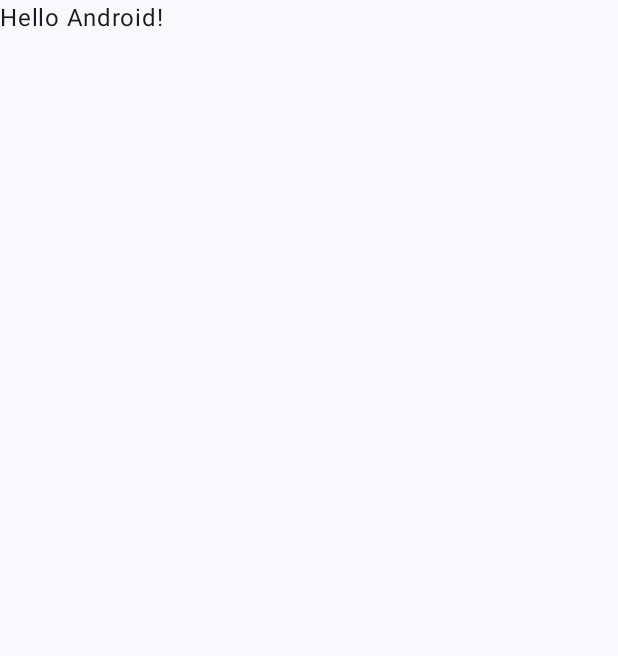
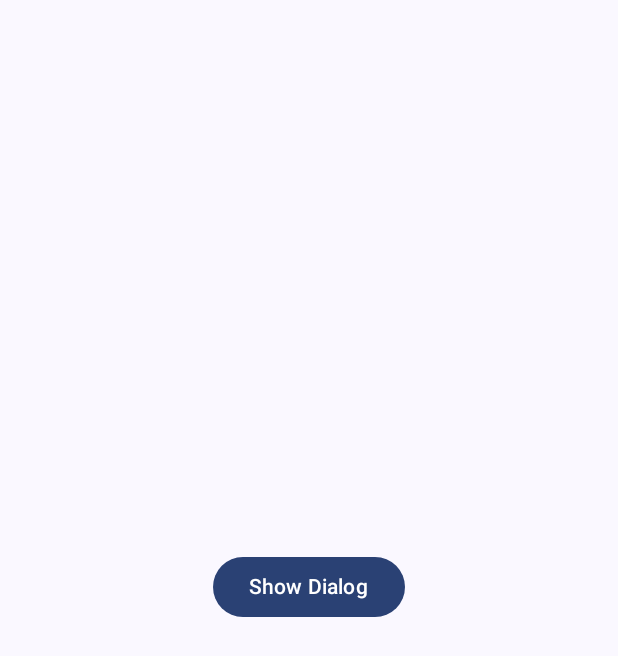
Before and after one commit to HankLi0130/JetpackComposeSingleChoiceDialog, an Android app built with Jetpack Compose: the screen it shows after launch (MainActivity), on a phone screen of 412 x 824 dp. Before the commit the part shown is almost empty. Shown: the top 656 px of the screen. Run offline under Robolectric (Android 15) with nearby library versions, the phone set to English and light mode, and no system bars.

```diff
--- a/app/src/main/java/app/hankdev/jc/MainActivity.kt
+++ b/app/src/main/java/app/hankdev/jc/MainActivity.kt
@@ -4,15 +4,14 @@ import android.os.Bundle
 import androidx.activity.ComponentActivity
 import androidx.activity.compose.setContent
 import androidx.compose.foundation.layout.fillMaxSize
+import androidx.compose.material3.ExperimentalMaterial3Api
 import androidx.compose.material3.MaterialTheme
 import androidx.compose.material3.Surface
-import androidx.compose.material3.Text
-import androidx.compose.runtime.Composable
 import androidx.compose.ui.Modifier
-import androidx.compose.ui.tooling.preview.Preview
 import app.hankdev.jc.ui.theme.JetpackComposeSingleChoiseDialogTheme
 
 class MainActivity : ComponentActivity() {
+    @ExperimentalMaterial3Api
     override fun onCreate(savedInstanceState: Bundle?) {
         super.onCreate(savedInstanceState)
         setContent {
@@ -22,25 +21,9 @@ class MainActivity : ComponentActivity() {
                     modifier = Modifier.fillMaxSize(),
                     color = MaterialTheme.colorScheme.background
                 ) {
-                    Greeting("Android")
+                    SingleChoiceDialog()
                 }
             }
         }
     }
 }
-
-@Composable
-fun Greeting(name: String, modifier: Modifier = Modifier) {
-    Text(
-        text = "Hello $name!",
-        modifier = modifier
-    )
-}
-
-@Preview(showBackground = true)
-@Composable
-fun GreetingPreview() {
-    JetpackComposeSingleChoiseDialogTheme {
-        Greeting("Android")
-    }
-}
--- /dev/null
+++ b/app/src/main/java/app/hankdev/jc/SingleChoiceDialog.kt
@@ -0,0 +1,93 @@
+package app.hankdev.jc
+
+import androidx.compose.foundation.layout.Arrangement
+import androidx.compose.foundation.layout.Box
+import androidx.compose.foundation.layout.Column
+import androidx.compose.foundation.layout.PaddingValues
+import androidx.compose.foundation.layout.Spacer
+import androidx.compose.foundation.layout.fillMaxSize
+import androidx.compose.foundation.layout.fillMaxWidth
+import androidx.compose.foundation.layout.height
+import androidx.compose.foundation.lazy.LazyColumn
+import androidx.compose.foundation.lazy.items
+import androidx.compose.foundation.selection.selectable
+import androidx.compose.foundation.shape.RoundedCornerShape
+import androidx.compose.material3.AlertDialog
+import androidx.compose.material3.Button
+import androidx.compose.material3.ExperimentalMaterial3Api
+import androidx.compose.material3.Surface
+import androidx.compose.material3.Text
+import androidx.compose.runtime.Composable
+import androidx.compose.runtime.getValue
+import androidx.compose.runtime.mutableStateOf
+import androidx.compose.runtime.remember
+import androidx.compose.runtime.setValue
+import androidx.compose.ui.Alignment
+import androidx.compose.ui.Modifier
+import androidx.compose.ui.tooling.preview.Preview
+import androidx.compose.ui.unit.dp
+
+@ExperimentalMaterial3Api
+@Composable
+fun SingleChoiceDialog() {
+    // items
+    val cars = listOf("Benz", "BMW", "Ferrari", "Lamborghini", "Porsche")
+
+    // states
+    var openDialog by remember { mutableStateOf(false) }
+    var selectedCar by remember { mutableStateOf("") }
+
+    Column(
+        modifier = Modifier.fillMaxSize(),
+        verticalArrangement = Arrangement.Center,
+        horizontalAlignment = Alignment.CenterHorizontally
+    ) {
+        Button(onClick = { openDialog = true }) {
+            Text(text = "Show Dialog")
+        }
+        Spacer(modifier = Modifier.height(18.dp))
+        Text(text = selectedCar)
+    }
+
+    if (openDialog) {
+        AlertDialog(
+            onDismissRequest = {
+                // like setCancelable
+                openDialog = false
+            },
+        ) {
+            Surface(
+                shape = RoundedCornerShape(25.dp)
+            ) {
+                LazyColumn(
+                    contentPadding = PaddingValues(12.dp)
+                ) {
+                    items(cars) { car ->
+                        Box(
+                            modifier = Modifier
+                                .fillMaxWidth()
+                                .height(60.dp)
+                                .selectable(
+                                    selected = selectedCar == car,
+                                    onClick = {
+                                        selectedCar = car
+                                        openDialog = false
+                                    }
+                                ),
+                            contentAlignment = Alignment.CenterStart
+                        ) {
+                            Text(text = car)
+                        }
+                    }
+                }
+            }
+        }
+    }
+}
+
+@ExperimentalMaterial3Api
+@Preview
+@Composable
+fun SingleChoiceDialogPreview() {
+    SingleChoiceDialog()
+}
```
Also changed, not shown: app/build.gradle (+8 -5 lines).
